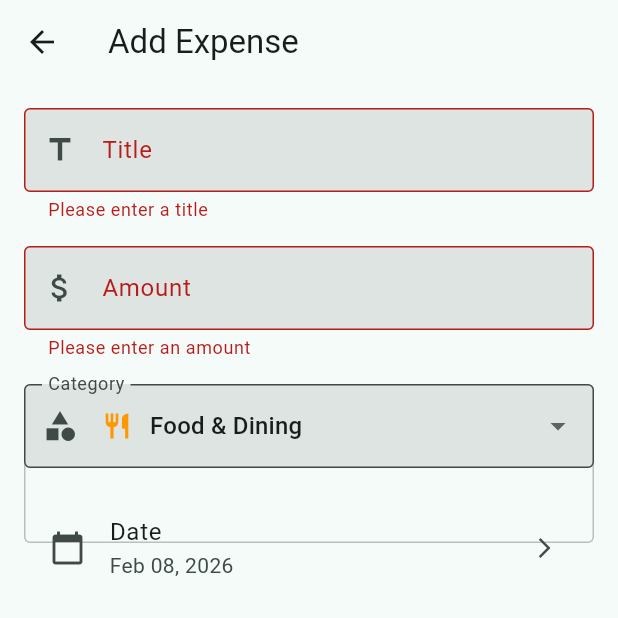
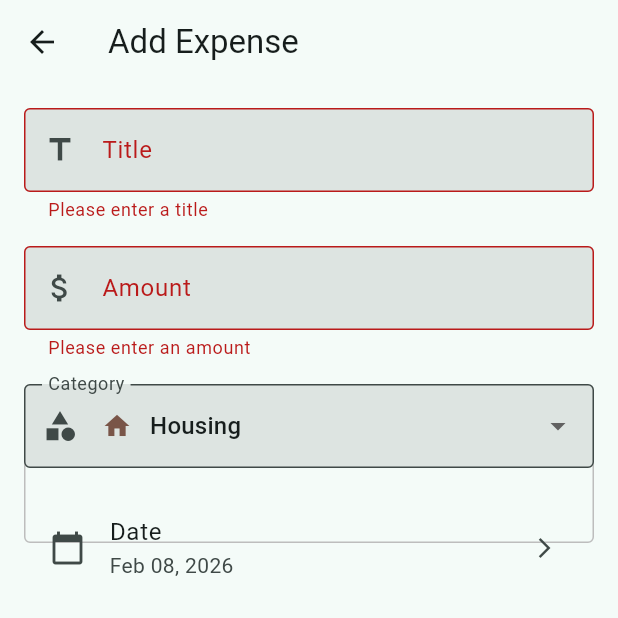
Before and after one commit to Ethan-Chiu/EaseABill, a Flutter app: the AddExpenseScreen screen opened directly, after a tap on "Add Expense", on a phone screen of 412 x 824 dp, the top half of it. Run offline on Flutter 3.47's test engine with Material 3 defaults, Android fonts, the phone set to English and light mode, and no system bars; our stand-ins replace fl_chart, geocoding, geolocator, image_picker, shared_preferences; missing offline and left inert: record; accounts and stored records are empty.

Commit message:
Fix categories's icons and fix date calculation

```diff
--- a/frontend/lib/data/client.dart
+++ b/frontend/lib/data/client.dart
@@ -466,7 +466,7 @@ class ApiClient {
   }
 
   /// Get daily budget compliance status for calendar
-  Future<List<Map<String, dynamic>>> getDailyStatus({int days = 30, DateTime? end}) async {
+  Future<List<Map<String, dynamic>>> getDailyStatus({int days = 30, DateTime? end, String? today}) async {
     var uri = Uri.parse('$baseUrl/stats/daily-status');
 
     final params = <String, String>{
@@ -475,6 +475,10 @@ class ApiClient {
 
     if (end != null) {
       params['end'] = end.toIso8601String();
+    }
+
+    if (today != null) {
+      params['today'] = today;
     }
 
     uri = uri.replace(queryParameters: params);
--- a/frontend/lib/data/model/category.dart
+++ b/frontend/lib/data/model/category.dart
@@ -13,6 +13,16 @@ class ExpenseCategory {
 
   static const List<ExpenseCategory> defaultCategories = [
     ExpenseCategory(
+      name: 'Housing',
+      icon: Icons.home,
+      color: Colors.brown,
+    ),
+    ExpenseCategory(
+      name: 'Utilities',
+      icon: Icons.electrical_services,
+      color: Colors.amber,
+    ),
+    ExpenseCategory(
       name: 'Food & Dining',
       icon: Icons.restaurant,
       color: Colors.orange,
@@ -23,19 +33,9 @@ class ExpenseCategory {
       color: Colors.blue,
     ),
     ExpenseCategory(
-      name: 'Shopping',
-      icon: Icons.shopping_bag,
-      color: Colors.purple,
-    ),
-    ExpenseCategory(
-      name: 'Entertainment',
-      icon: Icons.movie,
-      color: Colors.pink,
-    ),
-    ExpenseCategory(
-      name: 'Bills & Utilities',
-      icon: Icons.receipt_long,
-      color: Colors.red,
+      name: 'Insurance',
+      icon: Icons.shield,
+      color: Colors.cyan,
     ),
     ExpenseCategory(
       name: 'Healthcare',
@@ -43,14 +43,64 @@ class ExpenseCategory {
       color: Colors.green,
     ),
     ExpenseCategory(
-      name: 'Education',
-      icon: Icons.school,
-      color: Colors.indigo,
+      name: 'Financial',
+      icon: Icons.account_balance,
+      color: Colors.teal,
+    ),
+    ExpenseCategory(
+      name: 'Debt Payments',
+      icon: Icons.credit_card,
+      color: Colors.red,
+    ),
+    ExpenseCategory(
+      name: 'Savings',
+      icon: Icons.savings,
+      color: Colors.lightGreen,
+    ),
+    ExpenseCategory(
+      name: 'Investments',
+      icon: Icons.trending_up,
+      color: Colors.deepPurple,
+    ),
+    ExpenseCategory(
+      name: 'Taxes',
+      icon: Icons.receipt,
+      color: Colors.blueGrey,
+    ),
+    ExpenseCategory(
+      name: 'Lifestyle',
+      icon: Icons.spa,
+      color: Colors.pink,
+    ),
+    ExpenseCategory(
+      name: 'Shopping / Personal',
+      icon: Icons.shopping_bag,
+      color: Colors.purple,
+    ),
+    ExpenseCategory(
+      name: 'Entertainment',
+      icon: Icons.movie,
+      color: Colors.pinkAccent,
     ),
     ExpenseCategory(
       name: 'Travel',
       icon: Icons.flight,
-      color: Colors.teal,
+      color: Colors.indigo,
+    ),
+    ExpenseCategory(
+      name: 'Education',
+      icon: Icons.school,
+      color: Colors.deepOrange,
+    ),
+    ExpenseCategory(
+      name: 'Gifts & Donations',
+      icon: Icons.card_giftcard,
+      color: Colors.redAccent,
+    ),
+    ExpenseCategory(
+      name: 'Grocery',
+      icon: Icons.shopping_cart,
+      color: Colors.greenAccent,
     ),
     ExpenseCategory(
       name: 'Other',
--- a/frontend/lib/screens/statistics_screen.dart
+++ b/frontend/lib/screens/statistics_screen.dart
@@ -528,7 +528,11 @@ class _BudgetCalendarState extends State<_BudgetCalendar> {
       final lastDay = DateTime(_currentMonth.year, _currentMonth.month + 1, 0);
       final days = lastDay.day;
 
-      final data = await _apiClient.getDailyStatus(days: days, end: lastDay);
+      // Get today's date as simple YYYY-MM-DD string (client's local date)
+      final todayLocal = DateTime.now();
+      final todayString = '${todayLocal.year}-${todayLocal.month.toString().padLeft(2, '0')}-${todayLocal.day.toString().padLeft(2, '0')}';
+
+      final data = await _apiClient.getDailyStatus(days: days, end: lastDay, today: todayString);
 
       // Convert list to map for easy lookup by date
       final statusMap = <String, Map<String, dynamic>>{};
```
Also changed, not shown: 3 other files.
